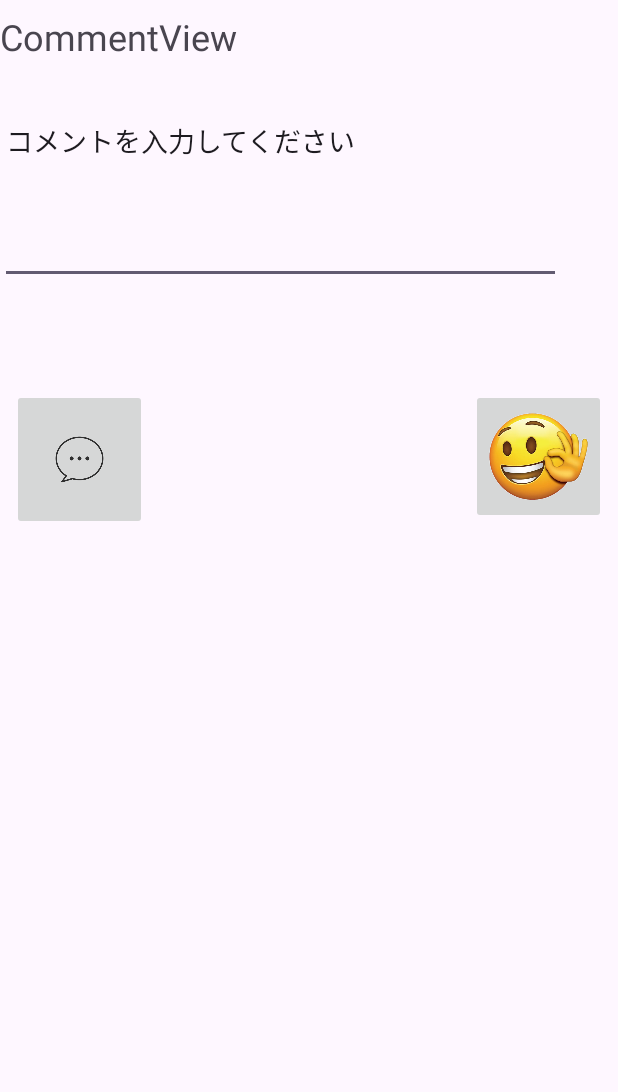
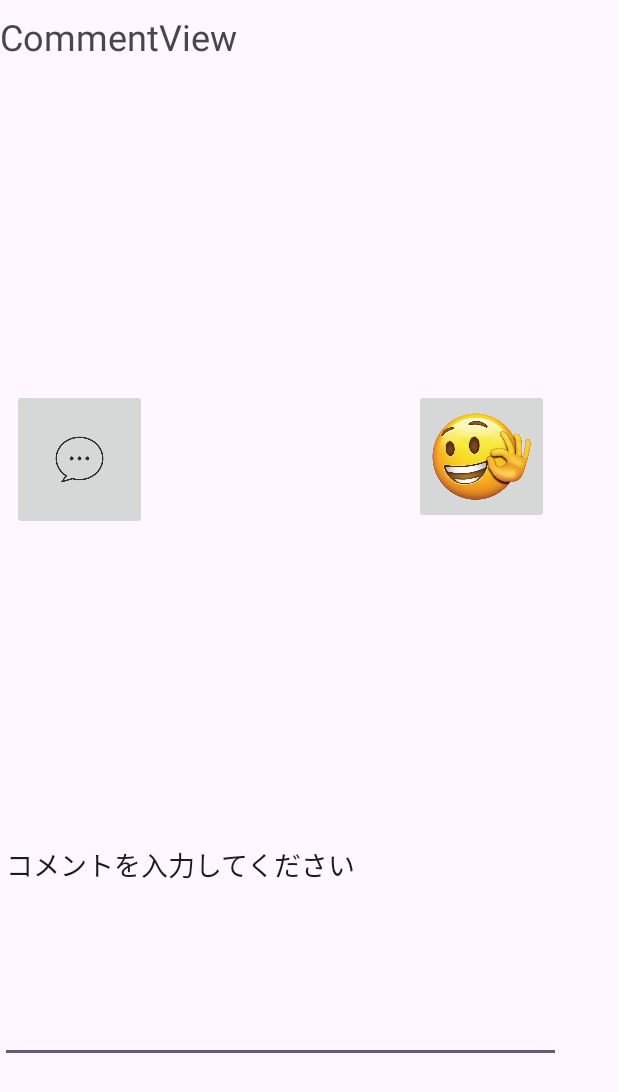
Before and after one commit to GoShiKou/VoteApp, an Android app: the screen it shows after launch (Comment), on a phone screen of 412 x 824 dp. Shown: the top 1092 px of the screen. Run offline under Robolectric (Android 15) with nearby library versions, the phone set to English and light mode, and no system bars.

Commit message:
comment2

```diff
--- a/app/src/main/java/jp/ac/ecc/se/voteapp/Comment.java
+++ b/app/src/main/java/jp/ac/ecc/se/voteapp/Comment.java
@@ -3,6 +3,7 @@ package jp.ac.ecc.se.voteapp;
 import android.os.Bundle;
 import android.widget.Button;
 import android.widget.EditText;
+import android.widget.ImageButton;
 import android.widget.ImageView;
 import android.widget.TextView;
 
@@ -19,6 +20,9 @@ public class Comment extends AppCompatActivity {
         setContentView(R.layout.activity_comment);
 
         TextView CommentView = findViewById(R.id.CommentView);
+        EditText CommentEdit = findViewById(R.id.CommentEdit);
+
+
 
 
 
--- a/app/src/main/res/layout/activity_comment.xml
+++ b/app/src/main/res/layout/activity_comment.xml
@@ -2,7 +2,7 @@
 <androidx.constraintlayout.widget.ConstraintLayout xmlns:android="http://schemas.android.com/apk/res/android"
     xmlns:app="http://schemas.android.com/apk/res-auto"
     xmlns:tools="http://schemas.android.com/tools"
-    android:layout_width="match_parent"
+    android:layout_width="wrap_content"
     android:layout_height="match_parent">
 
     <TextView
@@ -47,11 +47,12 @@
     <EditText
         android:id="@+id/CommentEdit"
         android:layout_width="374dp"
-        android:layout_height="189dp"
+        android:layout_height="263dp"
+        android:layout_marginTop="92dp"
         android:ems="10"
         android:inputType="text"
         android:text="コメントを入力してください"
-        tools:layout_editor_absoluteX="8dp"
-        tools:layout_editor_absoluteY="493dp" />
+        app:layout_constraintTop_toBottomOf="@+id/imageButton"
+        tools:layout_editor_absoluteX="8dp" />
 
 </androidx.constraintlayout.widget.ConstraintLayout>
```
